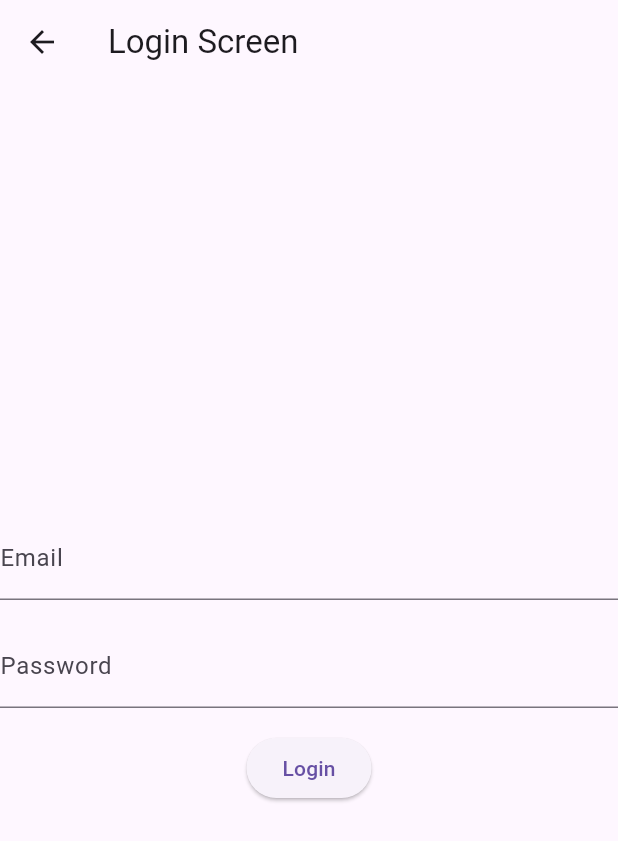
After one commit to muktiarto/Flutter, a Flutter app: the LoginScreen screen opened directly, on a phone screen of 412 x 824 dp. The commit adds this screen. Shown: the top 841 px of the screen. Run offline on Flutter 3.47's test engine with Material 3 defaults, Android fonts, the phone set to English and light mode, and no system bars.

Commit message:
Update tgl 14-02-2024

```diff
--- a/flutter_aplikasitest/lib/main.dart
+++ b/flutter_aplikasitest/lib/main.dart
@@ -1,6 +1,7 @@
 import 'package:flutter/material.dart';
 import 'login.dart';
 import 'homepage.dart';
+import 'apar.dart';
 void main(){
   runApp(sistem());
 }
@@ -12,7 +13,8 @@
       initialRoute: "/testing",
       routes: {
         "/testing":(context)=>aplikasi_X(),
-        "/homepage":(context)=>Homepage()
+        "/homepage":(context)=>Homepage(),
+        "/home_apar":(context)=>apar()
       },
     );
   }
--- /dev/null
+++ b/flutter_onlinepage/lib/main.dart
@@ -0,0 +1,38 @@
+import 'package:flutter/material.dart';
+
+class LoginScreen extends StatelessWidget {
+  const LoginScreen({Key? key}) : super(key: key);
+
+  @override
+  Widget build(BuildContext context) {
+    return Scaffold(
+      appBar: AppBar(
+        title: const Text('Login Screen'),
+      ),
+      body: Center(
+        child: Column(
+          mainAxisAlignment: MainAxisAlignment.center,
+          children: [
+            const TextField(
+              decoration: InputDecoration(
+                labelText: 'Email',
+              ),
+            ),
+            const SizedBox(height: 16),
+            const TextField(
+              obscureText: true,
+              decoration: InputDecoration(
+                labelText: 'Password',
+              ),
+            ),
+            const SizedBox(height: 16),
+            ElevatedButton(
+              onPressed: () {},
+              child: const Text('Login'),
+            ),
+          ],
+        ),
+      ),
+    );
+  }
+}
```
Also changed, not shown: flutter_aplikasitest/lib/apar.dart (added, +28 -0 lines), flutter_aplikasitest/lib/homepage.dart (+21 -4 lines), flutter_default/lib/main.dart (deleted, +0 -125 lines), flutter_onlinepage/analysis_options.yaml (added, +28 -0 lines), flutter_onlinepage/pubspec.yaml (added, +91 -0 lines), flutter_aplikasitest/Images/Apar_home.png (added), flutter_onlinepage/pubspec.lock (added), 125 other files.
